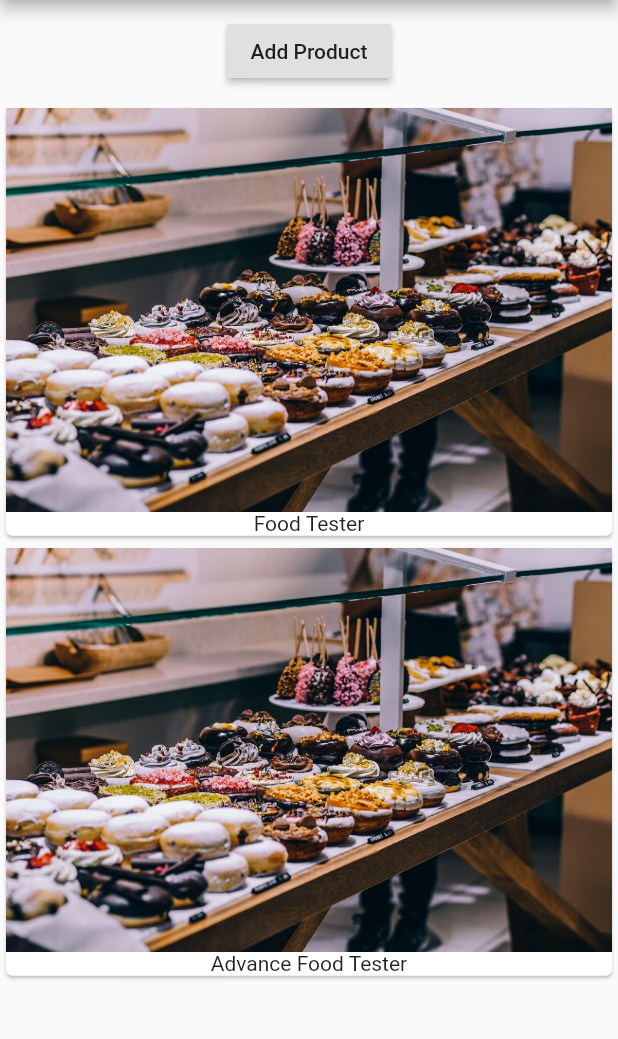
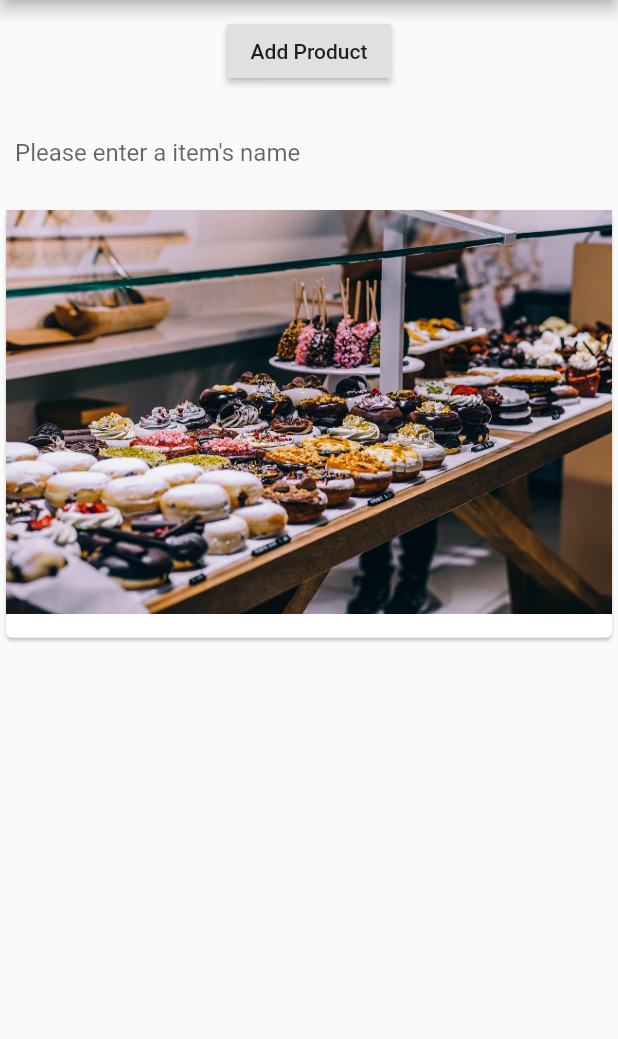
Before and after one commit to realkyr/Flutter_Playground, a Flutter app: the screen it shows after launch, after a tap on "Add Product", on a phone screen of 412 x 824 dp, the part 84-1123 px from its top. Run offline on Flutter 3.47's test engine with Material 2 defaults, Android fonts, the phone set to English and light mode, and no system bars.

Commit message:
Create TextField and Functional Button

```diff
--- a/lib/Product.dart
+++ b/lib/Product.dart
@@ -6,7 +6,8 @@ class Product extends StatelessWidget {
 
   @override
   Widget build(BuildContext context) {
-    return Column(
+    return ListView(
+      shrinkWrap: true,
       children: products
           .map((el) => Card(
                 child: Column(
--- a/lib/ProductManager.dart
+++ b/lib/ProductManager.dart
@@ -9,26 +9,42 @@ class ProductManager extends StatefulWidget {
 }
 
 class _ProductManagerState extends State<ProductManager> {
-  List<String> products = ['Food Tester'];
+
+  List<String> products = [];
+  TextEditingController text = new TextEditingController();
+
+  void handleButton() {
+    setState(() {
+      products.add(text.text);
+      text.text = '';
+    });
+  }
 
   @override
   Widget build(BuildContext context) {
-    return Column(
-          children: <Widget>[
+    return Column(children: <Widget>[
       Container(
         margin: EdgeInsets.all(10),
         child: RaisedButton(
           child: Text('Add Product'),
           onPressed: () {
-                  setState(() {
-                    products.add('Advance Food Tester');
-                  });
-                  print(products);
+            handleButton();
           },
         ),
       ),
-            Product(products)
-          ]
-    );
+      Container(
+          margin: EdgeInsets.all(10),
+          child: TextField(
+            decoration: InputDecoration(
+              border: InputBorder.none,
+              hintText: 'Please enter a item\'s name'
+            ),
+            controller: text,
+        )
+      ),
+      Expanded(
+        child: Product(products),
+      )
+    ]);
   }
 }
```
Also changed, not shown: readme/myFirstApp.png (added), 1 other file. Lines whose indentation alone changed are shown as unchanged.
